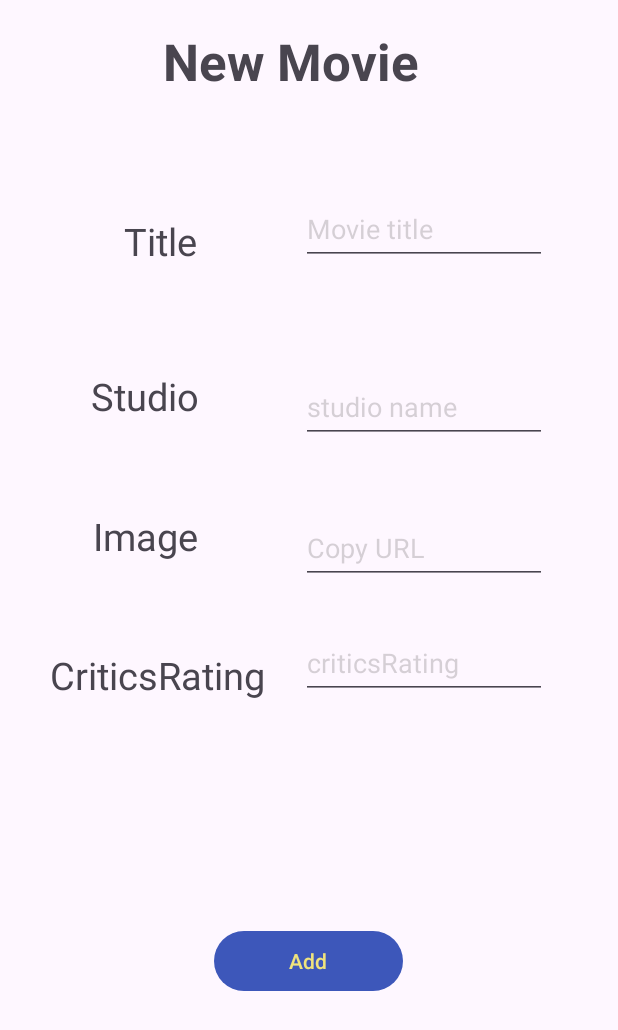
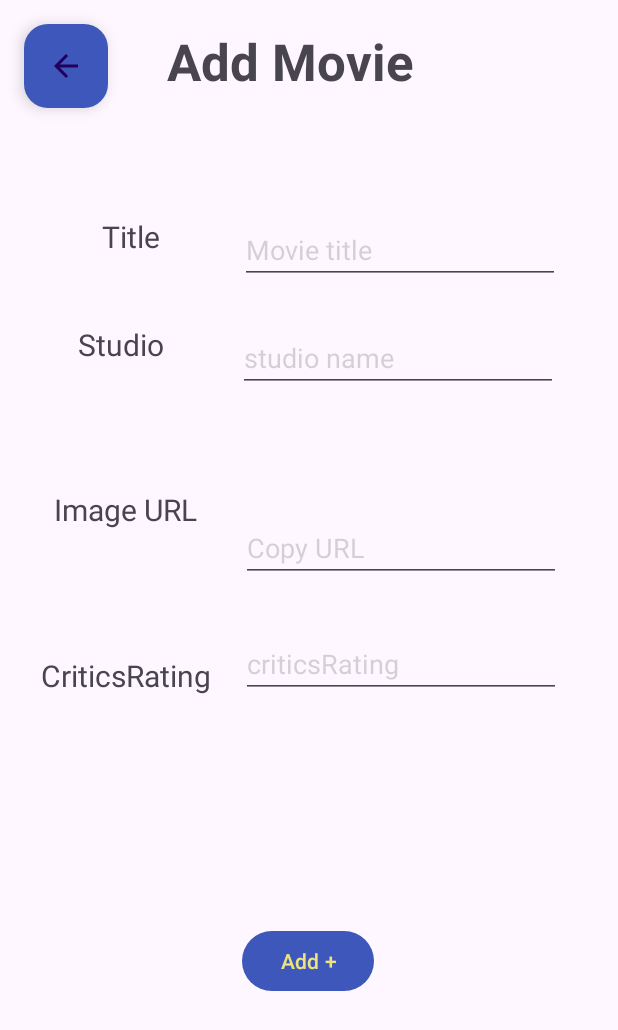
Before and after one commit to priyesh777/MovieRank, an Android app: the AddNewMovie screen opened through its navigation route, on a phone screen of 412 x 824 dp. Shown: the top 1030 px of the screen. Run offline under Robolectric (Android 15) with nearby library versions, the phone set to English and light mode, and no system bars; our stand-ins replace navigation-ui.

Commit message:
Add fixes to the navigation of screens

```diff
--- a/app/src/main/java/com/example/movierank/AddNewMovie.kt
+++ b/app/src/main/java/com/example/movierank/AddNewMovie.kt
@@ -5,55 +5,25 @@ import androidx.fragment.app.Fragment
 import android.view.LayoutInflater
 import android.view.View
 import android.view.ViewGroup
+import androidx.navigation.findNavController
+import com.example.movierank.databinding.AddNewMovieScreenBinding
 
-// TODO: Rename parameter arguments, choose names that match
-// the fragment initialization parameters, e.g. ARG_ITEM_NUMBER
-private const val ARG_PARAM1 = "param1"
-private const val ARG_PARAM2 = "param2"
-
-/**
- * A simple [Fragment] subclass.
- * Use the [AddNewMovie.newInstance] factory method to
- * create an instance of this fragment.
- */
-class AddNewMovie : Fragment() {
-    // TODO: Rename and change types of parameters
-    private var param1: String? = null
-    private var param2: String? = null
-
-    override fun onCreate(savedInstanceState: Bundle?) {
-        super.onCreate(savedInstanceState)
-        arguments?.let {
-            param1 = it.getString(ARG_PARAM1)
-            param2 = it.getString(ARG_PARAM2)
-        }
-    }
-
+class AddNewMovie : Fragment(R.layout.add_new_movie_screen) {
+    private lateinit var binding: AddNewMovieScreenBinding
     override fun onCreateView(
         inflater: LayoutInflater, container: ViewGroup?,
         savedInstanceState: Bundle?
     ): View? {
         // Inflate the layout for this fragment
-        return inflater.inflate(R.layout.add_new_movie_screen, container, false)
+        binding = AddNewMovieScreenBinding.inflate(layoutInflater)
+        return binding.root
     }
 
-    companion object {
-        /**
-         * Use this factory method to create a new instance of
-         * this fragment using the provided parameters.
-         *
-         * @param param1 Parameter 1.
-         * @param param2 Parameter 2.
-         * @return A new instance of fragment AddNewMovie.
-         */
-        // TODO: Rename and change types and number of parameters
-        @JvmStatic
-        fun newInstance(param1: String, param2: String) =
-            AddNewMovie().apply {
-                arguments = Bundle().apply {
-                    putString(ARG_PARAM1, param1)
-                    putString(ARG_PARAM2, param2)
-                }
-            }
+    override fun onViewCreated(view: View, savedInstanceState: Bundle?) {
+        super.onViewCreated(view, savedInstanceState)
+
+        binding.backButton.setOnClickListener {
+            it.findNavController().navigate(R.id.navigate_back_to_movie_list_from_new_movie)
+        }
     }
 }
--- a/app/src/main/java/com/example/movierank/MovieDataType.kt
+++ b/app/src/main/java/com/example/movierank/MovieDataType.kt
@@ -1,3 +1,3 @@
 package com.example.movierank
 
-data class MovieDataType(val id:Int, val studioTitle: String, val rating: Float)
+data class MovieDataType(val id:Int, val title: String, val studio: String, val rating: Float)
--- a/app/src/main/java/com/example/movierank/MovieList.kt
+++ b/app/src/main/java/com/example/movierank/MovieList.kt
@@ -27,5 +27,9 @@ class MovieList : Fragment(R.layout.movie_list_screen) {
         binding.addButton.setOnClickListener {
             it.findNavController().navigate(R.id.navigate_to_add_new_movie)
         }
+
+        binding.backButton.setOnClickListener {
+            it.findNavController().navigate(R.id.navigate_back_to_get_started_screen)
+        }
     }
 }
--- /dev/null
+++ b/app/src/main/res/drawable/baseline_arrow_back_24.xml
@@ -0,0 +1,5 @@
+<vector android:autoMirrored="true" android:height="24dp"
+    android:tint="#000000" android:viewportHeight="24"
+    android:viewportWidth="24" android:width="24dp" xmlns:android="http://schemas.android.com/apk/res/android">
+    <path android:fillColor="@android:color/white" android:pathData="M20,11H7.83l5.59,-5.59L12,4l-8,8 8,8 1.41,-1.41L7.83,13H20v-2z"/>
+</vector>
--- a/app/src/main/res/layout/add_new_movie_screen.xml
+++ b/app/src/main/res/layout/add_new_movie_screen.xml
@@ -2,16 +2,30 @@
 <androidx.constraintlayout.widget.ConstraintLayout xmlns:android="http://schemas.android.com/apk/res/android"
     xmlns:app="http://schemas.android.com/apk/res-auto"
     xmlns:tools="http://schemas.android.com/tools"
-    android:id="@+id/frameLayout"
+    android:id="@+id/frameLayout2"
     android:layout_width="match_parent"
     android:layout_height="match_parent"
-    tools:context=".AddNewMovie">
+    tools:context=".EditMovieScreen">
+
+    <com.google.android.material.floatingactionbutton.FloatingActionButton
+        android:id="@+id/backButton"
+        android:layout_width="wrap_content"
+        android:layout_height="wrap_content"
+        android:layout_marginStart="16dp"
+        android:layout_marginTop="16dp"
+        android:layout_alignParentTop="true"
+        android:layout_alignParentStart="true"
+        app:layout_constraintStart_toStartOf="parent"
+        app:layout_constraintTop_toTopOf="parent"
+        android:src="@drawable/baseline_arrow_back_24"
+        android:backgroundTint="@color/base_blue"
+        />
 
     <TextView
-        android:id="@+id/textView3"
+        android:id="@+id/AddMovieTitle"
         android:layout_width="wrap_content"
         android:layout_height="wrap_content"
-        android:text="New Movie"
+        android:text="Add Movie"
         android:textSize="34sp"
         android:textStyle="bold"
         app:layout_constraintBottom_toBottomOf="parent"
@@ -22,22 +36,89 @@
         app:layout_constraintVertical_bias="0.023" />
 
     <TextView
-        android:id="@+id/textView5"
+        android:id="@+id/movieTitle"
         android:layout_width="wrap_content"
         android:layout_height="wrap_content"
+        android:layout_marginStart="68dp"
+        android:layout_marginTop="144dp"
         android:text="Title"
-        android:textSize="25sp"
-        app:layout_constraintBottom_toTopOf="@+id/textView6"
-        app:layout_constraintEnd_toStartOf="@+id/editTitle"
+        android:textSize="20sp"
         app:layout_constraintHorizontal_bias="0.542"
         app:layout_constraintStart_toStartOf="parent"
         app:layout_constraintTop_toTopOf="parent"
         app:layout_constraintVertical_bias="0.676" />
 
+    <TextView
+        android:id="@+id/studioName"
+        android:layout_width="wrap_content"
+        android:layout_height="wrap_content"
+        android:layout_marginStart="52dp"
+        android:layout_marginTop="216dp"
+        android:text="Studio"
+        android:textSize="20sp"
+        app:layout_constraintHorizontal_bias="0.469"
+        app:layout_constraintStart_toStartOf="parent"
+        app:layout_constraintTop_toTopOf="parent"
+        app:layout_constraintVertical_bias="0.945" />
+
+    <TextView
+        android:id="@+id/imageUrl"
+        android:layout_width="wrap_content"
+        android:layout_height="wrap_content"
+        android:layout_marginStart="36dp"
+        android:text="Image URL"
+        android:textSize="20sp"
+        app:layout_constraintBottom_toBottomOf="parent"
+        app:layout_constraintStart_toStartOf="parent"
+        app:layout_constraintTop_toTopOf="parent"
+        app:layout_constraintVertical_bias="0.409" />
+
+    <TextView
+        android:id="@+id/criticsRating"
+        android:layout_width="wrap_content"
+        android:layout_height="wrap_content"
+        android:text="CriticsRating"
+        android:textSize="20sp"
+        app:layout_constraintBottom_toBottomOf="parent"
+        app:layout_constraintEnd_toStartOf="@+id/addCriticsRating"
+        app:layout_constraintHorizontal_bias="0.576"
+        app:layout_constraintStart_toStartOf="parent"
+        app:layout_constraintTop_toTopOf="parent"
+        app:layout_constraintVertical_bias="0.548" />
+
     <EditText
-        android:id="@+id/editUrl"
-        android:layout_width="164dp"
-        android:layout_height="48dp"
+        android:id="@+id/addMovieTitle"
+        android:layout_width="wrap_content"
+        android:layout_height="wrap_content"
+        android:layout_marginTop="144dp"
+        android:ems="10"
+        android:inputType="text"
+        android:text="Movie title"
+        android:textColor="#3B4C4B4B"
+        app:layout_constraintEnd_toEndOf="parent"
+        app:layout_constraintHorizontal_bias="0.805"
+        app:layout_constraintStart_toStartOf="parent"
+        app:layout_constraintTop_toTopOf="parent" />
+
+    <EditText
+        android:id="@+id/addStudioName"
+        android:layout_width="wrap_content"
+        android:layout_height="wrap_content"
+        android:layout_marginTop="216dp"
+        android:ems="10"
+        android:inputType="text"
+        android:text="studio name"
+        android:textColor="#3B4C4B4B"
+        app:layout_constraintEnd_toEndOf="parent"
+        app:layout_constraintHorizontal_bias="0.8"
+        app:layout_constraintStart_toStartOf="parent"
+        app:layout_constraintTop_toTopOf="parent"
+        app:layout_constraintVertical_bias="0.932" />
+
+    <EditText
+        android:id="@+id/addUrl"
+        android:layout_width="wrap_content"
+        android:layout_height="wrap_content"
         android:ems="10"
         android:inputType="text"
         android:text="@android:string/copyUrl"
@@ -50,9 +131,9 @@
         app:layout_constraintVertical_bias="0.44" />
 
     <EditText
-        android:id="@+id/editCriticsRating"
-        android:layout_width="164dp"
-        android:layout_height="48dp"
+        android:id="@+id/addCriticsRating"
+        android:layout_width="wrap_content"
+        android:layout_height="wrap_content"
         android:ems="10"
         android:inputType="text"
         android:text="criticsRating"
@@ -64,82 +145,11 @@
         app:layout_constraintTop_toTopOf="parent"
         app:layout_constraintVertical_bias="0.539" />
 
-    <TextView
-        android:id="@+id/textView6"
+    <Button
+        android:id="@+id/addMovieButton"
         android:layout_width="wrap_content"
         android:layout_height="wrap_content"
-        android:layout_marginBottom="44dp"
-        android:text="Studio"
-        android:textSize="25sp"
-        app:layout_constraintBottom_toTopOf="@+id/textView7"
-        app:layout_constraintEnd_toStartOf="@+id/editStudioName"
-        app:layout_constraintHorizontal_bias="0.469"
-        app:layout_constraintStart_toStartOf="parent"
-        app:layout_constraintTop_toTopOf="parent"
-        app:layout_constraintVertical_bias="0.945" />
-
-    <TextView
-        android:id="@+id/textView7"
-        android:layout_width="wrap_content"
-        android:layout_height="wrap_content"
-        android:text="Image"
-        android:textSize="25sp"
-        app:layout_constraintBottom_toBottomOf="parent"
-        app:layout_constraintEnd_toStartOf="@+id/editUrl"
-        app:layout_constraintHorizontal_bias="0.477"
-        app:layout_constraintStart_toStartOf="parent"
-        app:layout_constraintTop_toTopOf="parent"
-        app:layout_constraintVertical_bias="0.431" />
-
-    <TextView
-        android:id="@+id/textView8"
-        android:layout_width="wrap_content"
-        android:layout_height="wrap_content"
-        android:text="CriticsRating"
-        android:textSize="25sp"
-        app:layout_constraintBottom_toBottomOf="parent"
-        app:layout_constraintEnd_toStartOf="@+id/editUrl"
-        app:layout_constraintHorizontal_bias="0.576"
-        app:layout_constraintStart_toStartOf="parent"
-        app:layout_constraintTop_toTopOf="parent"
-        app:layout_constraintVertical_bias="0.548" />
-
-    <EditText
-        android:id="@+id/editStudioName"
-        android:layout_width="164dp"
-        android:layout_height="48dp"
-        android:layout_marginBottom="28dp"
-        android:ems="10"
-        android:inputType="text"
-        android:text="studio name"
-        android:textColor="#3B4C4B4B"
-        app:layout_constraintBottom_toTopOf="@+id/editUrl"
-        app:layout_constraintEnd_toEndOf="parent"
-        app:layout_constraintHorizontal_bias="0.808"
-        app:layout_constraintStart_toStartOf="parent"
-        app:layout_constraintTop_toTopOf="parent"
-        app:layout_constraintVertical_bias="0.932" />
-
-    <EditText
-        android:id="@+id/editTitle"
-        android:layout_width="164dp"
-        android:layout_height="48dp"
-        android:ems="10"
-        android:inputType="text"
-        android:text="Movie title"
-        android:textColor="#3B4C4B4B"
-        app:layout_constraintBottom_toTopOf="@+id/editStudioName"
-        app:layout_constraintEnd_toEndOf="parent"
-        app:layout_constraintHorizontal_bias="0.808"
-        app:layout_constraintStart_toStartOf="parent"
-        app:layout_constraintTop_toTopOf="parent"
-        app:layout_constraintVertical_bias="0.647" />
-
-    <Button
-        android:id="@+id/button"
-        android:layout_width="126dp"
-        android:layout_height="48dp"
-        android:text="Add"
+        android:text="Add +"
         app:layout_constraintBottom_toBottomOf="parent"
         app:layout_constraintEnd_toEndOf="parent"
         app:layout_constraintHorizontal_bias="0.498"
--- a/app/src/main/res/values/colors.xml
+++ b/app/src/main/res/values/colors.xml
@@ -9,5 +9,5 @@
     <color name="base_grey">#F8FAFC</color>
     <color name="space_gray">#7E969E</color>
     <color name="yellowish_gray">#EFE37D</color>
-    <color name="light_yellow">#EFEAC7</color>
+    <color name="light_yellow">#FAF6DF</color>
 </resources>
```
Also changed, not shown: app/src/main/java/com/example/movierank/EditMovieScreen.kt (+12 -42 lines), app/src/main/res/layout/edit_movie_screen.xml (+97 -83 lines), app/src/main/res/layout/movie_list_screen.xml (+12 -2 lines).
